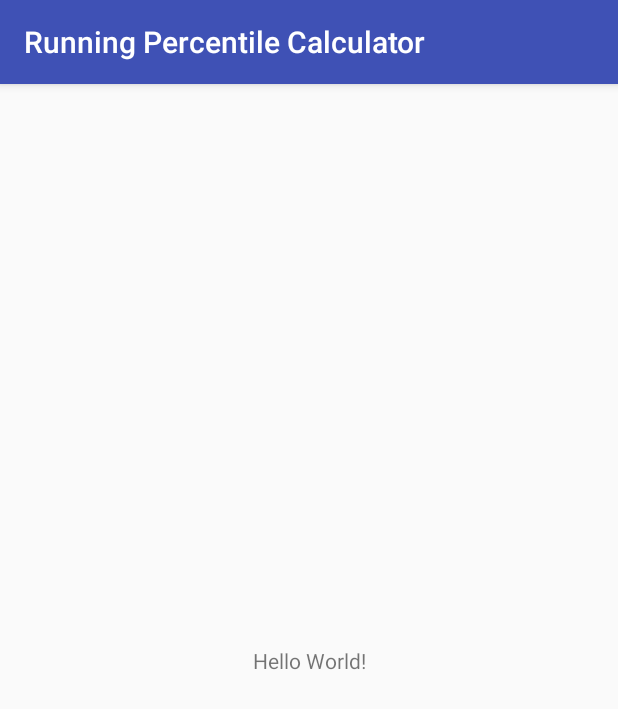
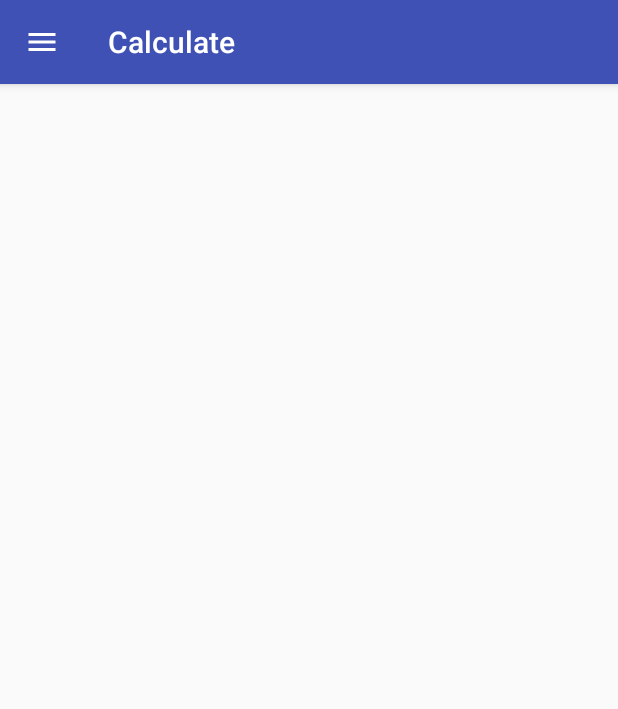
Before and after one commit to SaitYusuf/running-calculator, an Android app: the screen it shows after launch (CalculatorActivity), on a phone screen of 412 x 824 dp. Shown: the top 709 px of the screen. Run offline under Robolectric (Android 15) with nearby library versions, the phone set to English and light mode, and no system bars.

```diff
--- a/app/build.gradle
+++ b/app/build.gradle
@@ -25,4 +25,8 @@ dependencies {
     testImplementation 'junit:junit:4.12'
     androidTestImplementation 'com.android.support.test:runner:1.0.1'
     androidTestImplementation 'com.android.support.test.espresso:espresso-core:3.0.1'
+    implementation 'com.readystatesoftware.sqliteasset:sqliteassethelper:+'
+    implementation 'com.google.android.gms:play-services-ads:15.0.0'
+    implementation "com.android.support:design:27.1.1"
+    implementation 'com.android.support:customtabs:27.1.1'
 }
--- a/app/src/main/java/yusufsait/com/runningpercentilecalculator/CalculatorActivity.java
+++ b/app/src/main/java/yusufsait/com/runningpercentilecalculator/CalculatorActivity.java
@@ -1,13 +1,56 @@
 package yusufsait.com.runningpercentilecalculator;
 
+import android.content.Intent;
+import android.support.design.widget.NavigationView;
+import android.support.v4.view.GravityCompat;
+import android.support.v4.widget.DrawerLayout;
+import android.support.v7.app.ActionBar;
 import android.support.v7.app.AppCompatActivity;
 import android.os.Bundle;
+import android.support.v7.widget.Toolbar;
+import android.view.MenuItem;
 
 public class CalculatorActivity extends AppCompatActivity {
+    private DrawerLayout drawerLayout;
 
     @Override
     protected void onCreate(Bundle savedInstanceState) {
         super.onCreate(savedInstanceState);
         setContentView(R.layout.activity_calculator);
+
+        Toolbar toolbar = findViewById(R.id.toolbar);
+        toolbar.setTitle("Calculate");
+        setSupportActionBar(toolbar);
+        ActionBar actionbar = getSupportActionBar();
+        actionbar.setDisplayHomeAsUpEnabled(true);
+        actionbar.setHomeAsUpIndicator(R.drawable.ic_menu_white_24dp);
+
+        drawerLayout = findViewById(R.id.drawer_layout);
+        NavigationView navigationView = findViewById(R.id.nav_view);
+        navigationView.setNavigationItemSelectedListener(
+                new NavigationView.OnNavigationItemSelectedListener() {
+                    @Override
+                    public boolean onNavigationItemSelected(MenuItem menuItem) {
+                        // set item as selected to persist highlight
+                        menuItem.setChecked(true);
+                        // close drawer when item is tapped
+                        drawerLayout.closeDrawers();
+                        switch (menuItem.getItemId()) {
+
+                        }
+                        // Add code here to update the UI based on the item selected
+                        // For example, swap UI fragments here
+                        return true;
+                    }
+                });
+    }
+    @Override
+    public boolean onOptionsItemSelected(MenuItem item) {
+        switch (item.getItemId()) {
+            case android.R.id.home:
+                drawerLayout.openDrawer(GravityCompat.START);
+                return true;
+        }
+        return super.onOptionsItemSelected(item);
     }
 }
--- /dev/null
+++ b/app/src/main/res/drawable/ic_menu_white_24dp.xml
@@ -0,0 +1,5 @@
+<vector android:height="24dp" android:tint="#FFFFFF"
+    android:viewportHeight="24.0" android:viewportWidth="24.0"
+    android:width="24dp" xmlns:android="http://schemas.android.com/apk/res/android">
+    <path android:fillColor="#FF000000" android:pathData="M3,18h18v-2L3,16v2zM3,13h18v-2L3,11v2zM3,6v2h18L21,6L3,6z"/>
+</vector>
--- a/app/src/main/res/layout/activity_calculator.xml
+++ b/app/src/main/res/layout/activity_calculator.xml
@@ -1,18 +1,21 @@
 <?xml version="1.0" encoding="utf-8"?>
-<android.support.constraint.ConstraintLayout xmlns:android="http://schemas.android.com/apk/res/android"
+<android.support.v4.widget.DrawerLayout
+    xmlns:android="http://schemas.android.com/apk/res/android"
     xmlns:app="http://schemas.android.com/apk/res-auto"
     xmlns:tools="http://schemas.android.com/tools"
+    android:id="@+id/drawer_layout"
     android:layout_width="match_parent"
     android:layout_height="match_parent"
-    tools:context=".CalculatorActivity">
+    android:fitsSystemWindows="true">
 
-    <TextView
-        android:layout_width="wrap_content"
-        android:layout_height="wrap_content"
-        android:text="Hello World!"
-        app:layout_constraintBottom_toBottomOf="parent"
-        app:layout_constraintLeft_toLeftOf="parent"
-        app:layout_constraintRight_toRightOf="parent"
-        app:layout_constraintTop_toTopOf="parent" />
+    <android.support.constraint.ConstraintLayout
+        android:layout_width="match_parent"
+        android:layout_height="match_parent">
 
-</android.support.constraint.ConstraintLayout>
+        <include
+            android:id="@+id/toolbar"
+            layout="@layout/toolbar" />
+
+    </android.support.constraint.ConstraintLayout>
+    <include layout="@layout/navigation_view"/>
+</android.support.v4.widget.DrawerLayout>
--- /dev/null
+++ b/app/src/main/res/layout/toolbar.xml
@@ -0,0 +1,10 @@
+<?xml version="1.0" encoding="utf-8"?>
+<android.support.v7.widget.Toolbar
+    xmlns:android="http://schemas.android.com/apk/res/android"
+    android:id="@+id/toolbar"
+    xmlns:app="http://schemas.android.com/apk/res-auto"
+    app:titleTextColor="@android:color/white"
+    android:layout_width="match_parent"
+    android:layout_height="?attr/actionBarSize"
+    android:background="?attr/colorPrimary"
+    android:elevation="4dp"/>
--- /dev/null
+++ b/app/src/main/res/menu/drawer_items.xml
@@ -0,0 +1,4 @@
+<?xml version="1.0" encoding="utf-8"?>
+<menu xmlns:android="http://schemas.android.com/apk/res/android">
+
+</menu>
--- a/app/src/main/res/values/styles.xml
+++ b/app/src/main/res/values/styles.xml
@@ -1,7 +1,7 @@
 <resources>
 
     <!-- Base application theme. -->
-    <style name="AppTheme" parent="Theme.AppCompat.Light.DarkActionBar">
+    <style name="AppTheme" parent="Theme.AppCompat.Light.NoActionBar">
         <!-- Customize your theme here. -->
         <item name="colorPrimary">@color/colorPrimary</item>
         <item name="colorPrimaryDark">@color/colorPrimaryDark</item>
```
Also changed, not shown: app/src/main/java/yusufsait/com/runningpercentilecalculator/MyDataBase.java (added, +16 -0 lines), app/src/main/res/layout/nav_header.xml (added, +9 -0 lines), app/src/main/res/layout/navigation_view.xml (added, +10 -0 lines), app/src/main/assets/databases/running.db (added).
